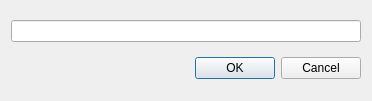
Above: src/stringdialog.ui from pasbi/CAN before the change. Below: the same form after it.
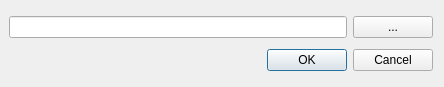
That is the form after the change.

The edit to the form file:
```diff
--- a/src/stringdialog.ui
+++ b/src/stringdialog.ui
@@ -6,16 +6,36 @@
    <rect>
     <x>0</x>
     <y>0</y>
-    <width>372</width>
-    <height>101</height>
+    <width>444</width>
+    <height>87</height>
    </rect>
   </property>
   <property name="windowTitle">
    <string>Dialog</string>
   </property>
   <layout class="QVBoxLayout" name="verticalLayout">
+   <property name="leftMargin">
+    <number>9</number>
+   </property>
    <item>
-    <widget class="QLineEdit" name="lineEdit"/>
+    <layout class="QHBoxLayout" name="horizontalLayout" stretch="1,0">
+     <item>
+      <widget class="QLineEdit" name="lineEdit"/>
+     </item>
+     <item>
+      <widget class="QPushButton" name="pushButton">
+       <property name="sizePolicy">
+        <sizepolicy hsizetype="Minimum" vsizetype="Fixed">
+         <horstretch>0</horstretch>
+         <verstretch>0</verstretch>
+        </sizepolicy>
+       </property>
+       <property name="text">
+        <string>...</string>
+       </property>
+      </widget>
+     </item>
+    </layout>
    </item>
    <item>
     <widget class="QDialogButtonBox" name="buttonBox">
```
